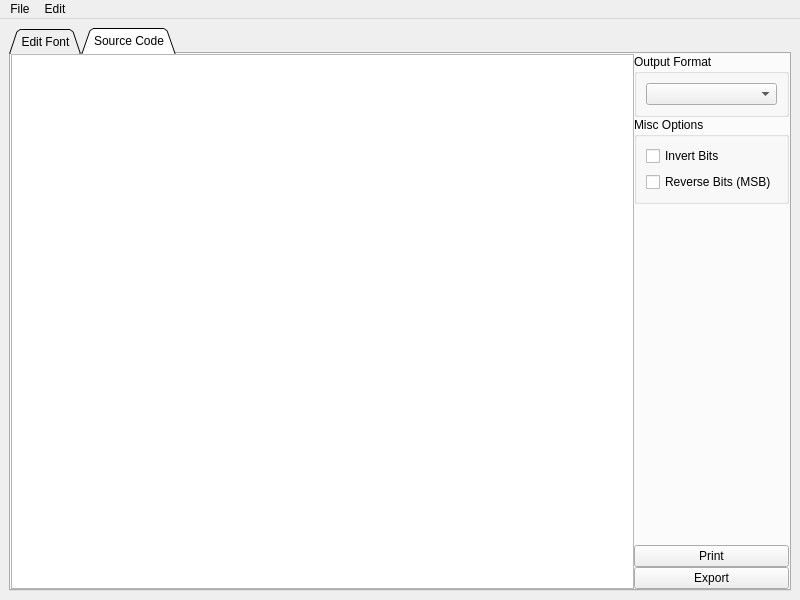
Before: the Qt Designer form app/mainwindow.ui in ayoy/fontedit, drawn with Qt 5.
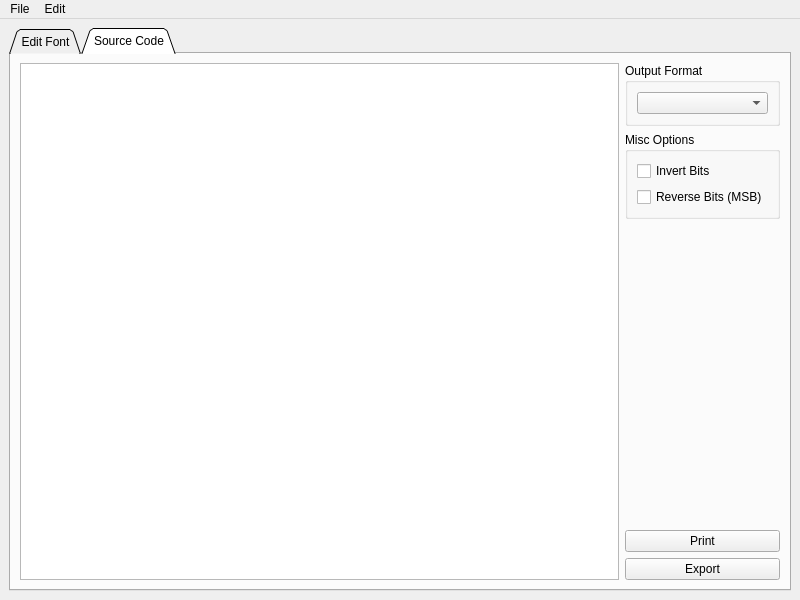
After: the same form once the commit is applied. The open tabs and pages were chosen to show the change. Icons and pictures are not drawn. Custom widgets are drawn as their Qt base class.

What changed in the file:
```diff
--- a/app/mainwindow.ui
+++ b/app/mainwindow.ui
@@ -228,21 +228,6 @@
         <string>Source Code</string>
        </attribute>
        <layout class="QHBoxLayout" name="horizontalLayout_3">
-        <property name="spacing">
-         <number>0</number>
-        </property>
-        <property name="leftMargin">
-         <number>0</number>
-        </property>
-        <property name="topMargin">
-         <number>0</number>
-        </property>
-        <property name="rightMargin">
-         <number>0</number>
-        </property>
-        <property name="bottomMargin">
-         <number>0</number>
-        </property>
         <item>
          <widget class="QTextBrowser" name="textBrowser"/>
         </item>
```
Left out of the diff: 17 changed lines with no effect on the pictures.
